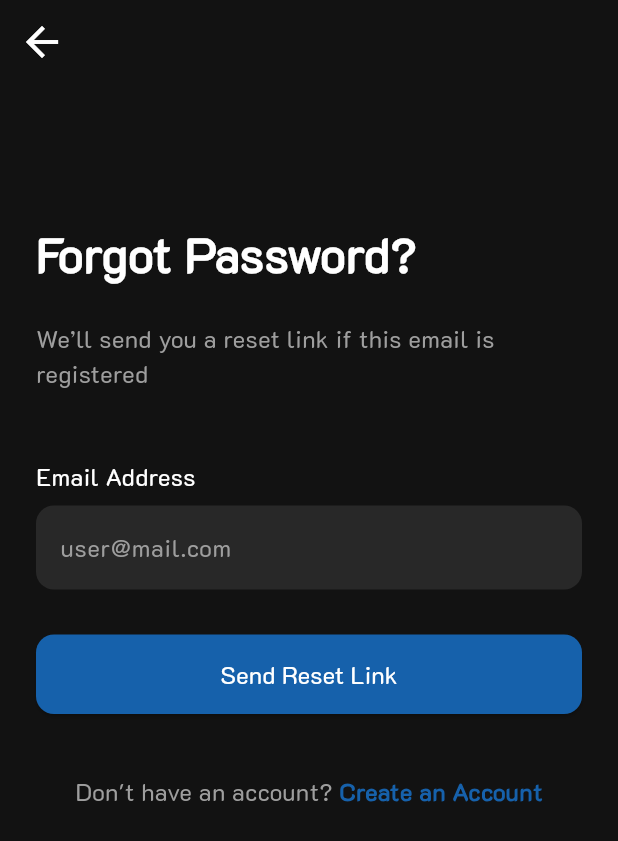
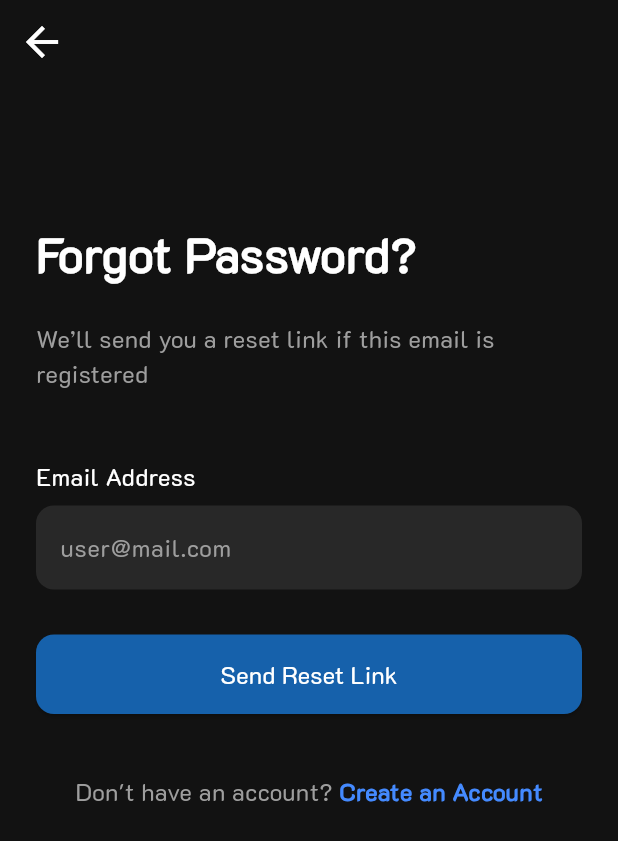
Before and after one commit to AQueMark/flutter_app_1, a Flutter app: the screen it shows after launch, after a tap on "Forgot Password?", on a phone screen of 412 x 824 dp. Shown: the top 841 px of the screen. Run offline on Flutter 3.47's test engine with Material 3 defaults, Android fonts, the phone set to English and light mode, and no system bars; our stand-ins replace cloud_firestore, firebase_auth, firebase_core, flutter_svg, google_sign_in, table_calendar; accounts and stored records are empty.

Commit message:
Fix: UI tweaks

```diff
--- a/lib/screens/forgot_password_screen.dart
+++ b/lib/screens/forgot_password_screen.dart
@@ -130,7 +130,7 @@ class _ForgotPasswordScreenState extends State<ForgotPasswordScreen> {
                       child: const Text(
                         'Create an Account',
                         style: TextStyle(
-                          color: const Color.fromARGB(255, 22, 97, 171),
+                          color: Colors.blueAccent,
                           fontSize: 16,
                           fontWeight: FontWeight.bold,
                         ),
--- a/lib/screens/login_screen.dart
+++ b/lib/screens/login_screen.dart
@@ -123,7 +123,7 @@ class _LoginScreenState extends State<LoginScreen> {
                       child: const Text(
                         'Forgot Password?',
                         style: TextStyle(
-                          color: const Color.fromARGB(255, 22, 97, 171),
+                          color:  Colors.blueAccent,
                           fontSize: 14,
                           fontFamily: 'K2D',
                         ),
@@ -266,7 +266,7 @@ class _LoginScreenState extends State<LoginScreen> {
                       child: const Text(
                         'Create an Account',
                         style: TextStyle(
-                          color: const Color.fromARGB(255, 22, 97, 171),
+                          color:  Colors.blueAccent,
                           fontWeight: FontWeight.bold,
                           fontFamily: 'K2D',
                           fontSize: 16,
--- a/lib/screens/signup_screen.dart
+++ b/lib/screens/signup_screen.dart
@@ -131,7 +131,7 @@ class _SignUpScreenState extends State<SignUpScreen> {
                       const TextSpan(text: 'By continuing, you agree to our '),
                       TextSpan(
                         text: 'terms of service',
-                        style: const TextStyle(color: const Color.fromARGB(255, 22, 97, 171), fontWeight: FontWeight.bold),
+                        style: const TextStyle(color: Colors.blueAccent, fontWeight: FontWeight.bold),
                         recognizer: TapGestureRecognizer()
                           ..onTap = () {
                             print('Terms of Service tapped!');
@@ -214,7 +214,7 @@ class _SignUpScreenState extends State<SignUpScreen> {
                       child: const Text(
                         'Sign in',
                         style: TextStyle(
-                          color: const Color.fromARGB(255, 22, 97, 171),
+                          color: Colors.blueAccent,
                           fontWeight: FontWeight.bold,
                           fontFamily: 'K2D',
                           fontSize: 16,
```
